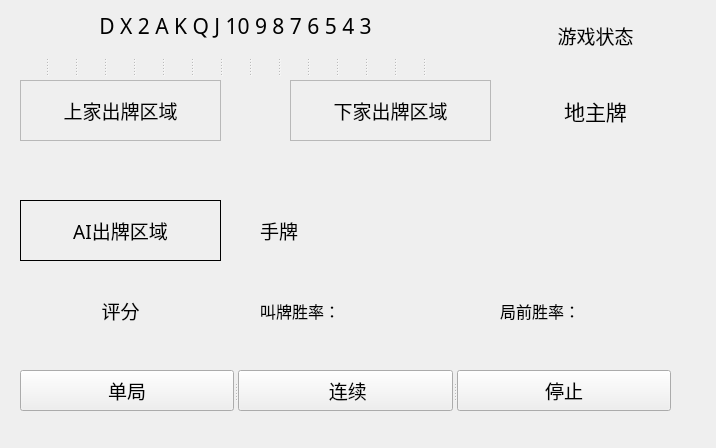
This is MainWindow.ui in Vincentzyx/DouZero_For_HLDDZ_FullAuto as Qt 5 draws it before an edit. The edited form follows.
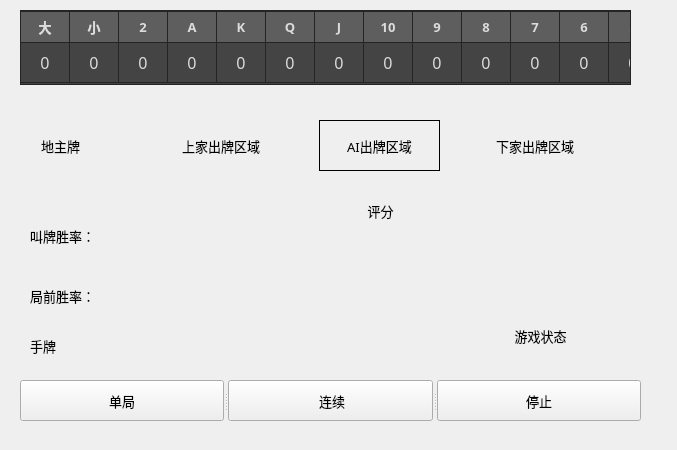
This is the edited form.

```diff
--- a/MainWindow.ui
+++ b/MainWindow.ui
@@ -6,8 +6,8 @@
    <rect>
     <x>0</x>
     <y>0</y>
-    <width>716</width>
-    <height>448</height>
+    <width>677</width>
+    <height>450</height>
    </rect>
   </property>
   <property name="font">
@@ -28,16 +28,16 @@
   <widget class="QLabel" name="WinRate">
    <property name="geometry">
     <rect>
-     <x>20</x>
-     <y>280</y>
-     <width>201</width>
-     <height>61</height>
+     <x>320</x>
+     <y>190</y>
+     <width>121</width>
+     <height>41</height>
     </rect>
    </property>
    <property name="font">
     <font>
-     <family>等线</family>
-     <pointsize>14</pointsize>
+     <family>微软雅黑</family>
+     <pointsize>10</pointsize>
      <weight>50</weight>
      <italic>false</italic>
      <bold>false</bold>
@@ -53,16 +53,16 @@
   <widget class="QLabel" name="UserHandCards">
    <property name="geometry">
     <rect>
-     <x>260</x>
-     <y>210</y>
-     <width>421</width>
-     <height>41</height>
+     <x>30</x>
+     <y>330</y>
+     <width>351</width>
+     <height>31</height>
     </rect>
    </property>
    <property name="font">
     <font>
-     <family>等线</family>
-     <pointsize>14</pointsize>
+     <family>微软雅黑</family>
+     <pointsize>10</pointsize>
      <weight>50</weight>
      <italic>false</italic>
      <bold>false</bold>
@@ -75,153 +75,19 @@
     <set>Qt::AlignLeading|Qt::AlignLeft|Qt::AlignVCenter</set>
    </property>
   </widget>
-  <widget class="QFrame" name="LPlayer">
-   <property name="geometry">
-    <rect>
-     <x>20</x>
-     <y>80</y>
-     <width>201</width>
-     <height>61</height>
-    </rect>
-   </property>
-   <property name="font">
-    <font>
-     <family>等线</family>
-     <pointsize>9</pointsize>
-     <weight>50</weight>
-     <italic>false</italic>
-     <bold>false</bold>
-    </font>
-   </property>
-   <property name="frameShape">
-    <enum>QFrame::StyledPanel</enum>
-   </property>
-   <property name="frameShadow">
-    <enum>QFrame::Raised</enum>
-   </property>
-  </widget>
-  <widget class="QFrame" name="RPlayer">
-   <property name="geometry">
-    <rect>
-     <x>290</x>
-     <y>80</y>
-     <width>201</width>
-     <height>61</height>
-    </rect>
-   </property>
-   <property name="font">
-    <font>
-     <family>等线</family>
-     <pointsize>16</pointsize>
-     <weight>50</weight>
-     <italic>false</italic>
-     <bold>false</bold>
-    </font>
-   </property>
-   <property name="frameShape">
-    <enum>QFrame::StyledPanel</enum>
-   </property>
-   <property name="frameShadow">
-    <enum>QFrame::Raised</enum>
-   </property>
-   <widget class="QLabel" name="RPlayedCard">
-    <property name="geometry">
-     <rect>
-      <x>0</x>
-      <y>0</y>
-      <width>201</width>
-      <height>61</height>
-     </rect>
-    </property>
-    <property name="font">
-     <font>
-      <family>等线</family>
-      <pointsize>14</pointsize>
-      <weight>50</weight>
-      <italic>false</italic>
-      <bold>false</bold>
-     </font>
-    </property>
-    <property name="text">
-     <string>下家出牌区域</string>
-    </property>
-    <property name="alignment">
-     <set>Qt::AlignCenter</set>
-    </property>
-   </widget>
-  </widget>
-  <widget class="QFrame" name="Player">
-   <property name="geometry">
-    <rect>
-     <x>20</x>
-     <y>200</y>
-     <width>201</width>
-     <height>61</height>
-    </rect>
-   </property>
-   <property name="font">
-    <font>
-     <family>等线</family>
-     <pointsize>9</pointsize>
-     <weight>50</weight>
-     <italic>false</italic>
-     <bold>false</bold>
-    </font>
-   </property>
-   <property name="frameShape">
-    <enum>QFrame::StyledPanel</enum>
-   </property>
-   <property name="frameShadow">
-    <enum>QFrame::Raised</enum>
-   </property>
-   <widget class="QLabel" name="PredictedCard">
-    <property name="geometry">
-     <rect>
-      <x>0</x>
-      <y>0</y>
-      <width>201</width>
-      <height>61</height>
-     </rect>
-    </property>
-    <property name="font">
-     <font>
-      <family>等线</family>
-      <pointsize>14</pointsize>
-      <weight>50</weight>
-      <italic>false</italic>
-      <bold>false</bold>
-     </font>
-    </property>
-    <property name="styleSheet">
-     <string notr="true"/>
-    </property>
-    <property name="frameShape">
-     <enum>QFrame::Panel</enum>
-    </property>
-    <property name="lineWidth">
-     <number>1</number>
-    </property>
-    <property name="text">
-     <string>AI出牌区域</string>
-    </property>
-    <property name="alignment">
-     <set>Qt::AlignCenter</set>
-    </property>
-   </widget>
-  </widget>
   <widget class="QLabel" name="ThreeLandlordCards">
    <property name="geometry">
     <rect>
-     <x>520</x>
-     <y>80</y>
-     <width>151</width>
-     <height>61</height>
+     <x>20</x>
+     <y>120</y>
+     <width>81</width>
+     <height>51</height>
     </rect>
    </property>
    <property name="font">
     <font>
-     <family>等线</family>
-     <pointsize>16</pointsize>
+     <family>微软雅黑</family>
+     <pointsize>10</pointsize>
      <weight>50</weight>
      <italic>false</italic>
      <bold>false</bold>
@@ -237,16 +103,16 @@
   <widget class="QLabel" name="BidWinrate">
    <property name="geometry">
     <rect>
-     <x>260</x>
-     <y>290</y>
-     <width>171</width>
-     <height>41</height>
+     <x>30</x>
+     <y>220</y>
+     <width>161</width>
+     <height>31</height>
     </rect>
    </property>
    <property name="font">
     <font>
-     <family>等线</family>
-     <pointsize>12</pointsize>
+     <family>微软雅黑</family>
+     <pointsize>10</pointsize>
      <weight>50</weight>
      <italic>false</italic>
      <bold>false</bold>
@@ -259,16 +125,16 @@
   <widget class="QLabel" name="PreWinrate">
    <property name="geometry">
     <rect>
-     <x>500</x>
-     <y>290</y>
-     <width>171</width>
-     <height>41</height>
+     <x>30</x>
+     <y>280</y>
+     <width>161</width>
+     <height>31</height>
     </rect>
    </property>
    <property name="font">
     <font>
-     <family>等线</family>
-     <pointsize>12</pointsize>
+     <family>微软雅黑</family>
+     <pointsize>10</pointsize>
      <weight>50</weight>
      <italic>false</italic>
      <bold>false</bold>
@@ -281,16 +147,16 @@
   <widget class="QLabel" name="label">
    <property name="geometry">
     <rect>
-     <x>520</x>
-     <y>10</y>
-     <width>151</width>
+     <x>470</x>
+     <y>310</y>
+     <width>141</width>
      <height>51</height>
     </rect>
    </property>
    <property name="font">
     <font>
-     <family>等线</family>
-     <pointsize>14</pointsize>
+     <family>微软雅黑</family>
+     <pointsize>10</pointsize>
      <weight>50</weight>
      <italic>false</italic>
      <bold>false</bold>
@@ -306,16 +172,16 @@
   <widget class="QLabel" name="LPlayedCard">
    <property name="geometry">
     <rect>
-     <x>20</x>
-     <y>80</y>
-     <width>201</width>
-     <height>61</height>
+     <x>170</x>
+     <y>120</y>
+     <width>102</width>
+     <height>51</height>
     </rect>
    </property>
    <property name="font">
     <font>
-     <family>等线</family>
-     <pointsize>14</pointsize>
+     <family>微软雅黑</family>
+     <pointsize>10</pointsize>
      <weight>50</weight>
      <italic>false</italic>
      <bold>false</bold>
@@ -328,40 +194,12 @@
     <set>Qt::AlignCenter</set>
    </property>
   </widget>
-  <widget class="QLabel" name="CardsRecorder">
-   <property name="geometry">
-    <rect>
-     <x>20</x>
-     <y>10</y>
-     <width>431</width>
-     <height>31</height>
-    </rect>
-   </property>
-   <property name="font">
-    <font>
-     <family>黑体</family>
-     <pointsize>16</pointsize>
-     <weight>50</weight>
-     <italic>false</italic>
-     <bold>false</bold>
-    </font>
-   </property>
-   <property name="styleSheet">
-    <string notr="true"/>
-   </property>
-   <property name="text">
-    <string>D X 2 A K Q J 10 9 8 7 6 5 4 3</string>
-   </property>
-   <property name="alignment">
-    <set>Qt::AlignCenter</set>
-   </property>
-  </widget>
   <widget class="QSplitter" name="splitter_2">
    <property name="geometry">
     <rect>
      <x>20</x>
-     <y>370</y>
-     <width>651</width>
+     <y>380</y>
+     <width>621</width>
      <height>41</height>
     </rect>
    </property>
@@ -371,8 +209,8 @@
    <widget class="QPushButton" name="SingleButton">
     <property name="font">
      <font>
-      <family>等线</family>
-      <pointsize>14</pointsize>
+      <family>微软雅黑</family>
+      <pointsize>10</pointsize>
       <weight>50</weight>
       <italic>false</italic>
       <bold>false</bold>
@@ -385,8 +223,8 @@
    <widget class="QPushButton" name="LoopButton">
     <property name="font">
      <font>
-      <family>等线</family>
-      <pointsize>14</pointsize>
+      <family>微软雅黑</family>
+      <pointsize>10</pointsize>
       <weight>50</weight>
       <italic>false</italic>
       <bold>false</bold>
@@ -399,8 +237,8 @@
    <widget class="QPushButton" name="StopButton">
     <property name="font">
      <font>
-      <family>等线</family>
-      <pointsize>14</pointsize>
+      <family>微软雅黑</family>
+      <pointsize>10</pointsize>
       <weight>50</weight>
       <italic>false</italic>
       <bold>false</bold>
@@ -411,318 +249,527 @@
     </property>
    </widget>
   </widget>
-  <widget class="QSplitter" name="splitter">
+  <widget class="QTableWidget" name="tableWidget">
    <property name="geometry">
     <rect>
      <x>20</x>
-     <y>50</y>
-     <width>431</width>
-     <height>31</height>
+     <y>10</y>
+     <width>611</width>
+     <height>75</height>
     </rect>
    </property>
-   <property name="orientation">
-    <enum>Qt::Horizontal</enum>
+   <property name="maximumSize">
+    <size>
+     <width>16777215</width>
+     <height>75</height>
+    </size>
    </property>
-   <widget class="QLabel" name="label_D">
+   <property name="font">
+    <font>
+     <family>微软雅黑</family>
+     <pointsize>12</pointsize>
+     <weight>50</weight>
+     <italic>false</italic>
+     <bold>false</bold>
+    </font>
+   </property>
+   <property name="layoutDirection">
+    <enum>Qt::LeftToRight</enum>
+   </property>
+   <property name="styleSheet">
+    <string notr="true">QTableWidget{
+color:#DCDCDC;
+background:#444444;
+border:1px solid #242424;
+alternate-background-color:#525252;
+gridline-color:#242424;
+}
+ 
+QTableWidget::item:selected{
+color:#DCDCDC;
+background:qlineargradient(spread:pad,x1:0,y1:0,x2:0,y2:1,stop:0 #484848,stop:1 #383838);
+}
+ 
+QTableWidget::item:hover{
+background:#5B5B5B;
+}
+QHeaderView::section{
+text-align:center;
+background:#5E5E5E;
+padding:3px;
+margin:0px;
+color:#DCDCDC;
+border:1px solid #242424;
+border-left-width:0;
+}
+ 
+QScrollBar:vertical{
+background:#484848;
+padding:0px;
+border-radius:6px;
+max-width:12px;
+}
+ 
+ 
+QScrollBar::handle:vertical{
+background:#CCCCCC;
+}
+ 
+QScrollBar::handle:hover:vertical,QScrollBar::handle:pressed:vertical{
+background:#A7A7A7;
+}
+QScrollBar::sub-page:vertical{
+background:444444;
+}
+ 
+ 
+QScrollBar::add-page:vertical{
+background:5B5B5B;
+}
+ 
+QScrollBar::add-line:vertical{
+background:none;
+}
+QScrollBar::sub-line:vertical{
+background:none;
+}</string>
+   </property>
+   <property name="frameShadow">
+    <enum>QFrame::Sunken</enum>
+   </property>
+   <property name="midLineWidth">
+    <number>-1</number>
+   </property>
+   <property name="verticalScrollBarPolicy">
+    <enum>Qt::ScrollBarAlwaysOff</enum>
+   </property>
+   <property name="horizontalScrollBarPolicy">
+    <enum>Qt::ScrollBarAlwaysOff</enum>
+   </property>
+   <property name="autoScroll">
+    <bool>false</bool>
+   </property>
+   <property name="editTriggers">
+    <set>QAbstractItemView::NoEditTriggers</set>
+   </property>
+   <property name="selectionMode">
+    <enum>QAbstractItemView::NoSelection</enum>
+   </property>
+   <property name="selectionBehavior">
+    <enum>QAbstractItemView::SelectRows</enum>
+   </property>
+   <property name="textElideMode">
+    <enum>Qt::ElideNone</enum>
+   </property>
+   <attribute name="horizontalHeaderVisible">
+    <bool>true</bool>
+   </attribute>
+   <attribute name="horizontalHeaderCascadingSectionResizes">
+    <bool>true</bool>
+   </attribute>
+   <attribute name="horizontalHeaderDefaultSectionSize">
+    <number>41</number>
+   </attribute>
+   <attribute name="horizontalHeaderStretchLastSection">
+    <bool>true</bool>
+   </attribute>
+   <attribute name="verticalHeaderVisible">
+    <bool>false</bool>
+   </attribute>
+   <attribute name="verticalHeaderCascadingSectionResizes">
+    <bool>false</bool>
+   </attribute>
+   <attribute name="verticalHeaderMinimumSectionSize">
+    <number>40</number>
+   </attribute>
+   <attribute name="verticalHeaderDefaultSectionSize">
+    <number>40</number>
+   </attribute>
+   <attribute name="verticalHeaderHighlightSections">
+    <bool>true</bool>
+   </attribute>
+   <attribute name="verticalHeaderShowSortIndicator" stdset="0">
+    <bool>false</bool>
+   </attribute>
+   <row>
+    <property name="text">
+     <string/>
+    </property>
+   </row>
+   <column>
+    <property name="text">
+     <string>大</string>
+    </property>
     <property name="font">
      <font>
-      <family>黑体</family>
-      <pointsize>16</pointsize>
+      <family>微软雅黑</family>
+      <pointsize>10</pointsize>
       <weight>75</weight>
-      <italic>false</italic>
       <bold>true</bold>
      </font>
     </property>
-    <property name="styleSheet">
-     <string notr="true">color: rgb(255, 0, 0);</string>
-    </property>
+   </column>
+   <column>
     <property name="text">
-     <string/>
+     <string>小</string>
     </property>
-    <property name="alignment">
-     <set>Qt::AlignCenter</set>
-    </property>
-   </widget>
-   <widget class="QLabel" name="label_X">
     <property name="font">
      <font>
-      <family>黑体</family>
-      <pointsize>16</pointsize>
+      <family>微软雅黑</family>
+      <pointsize>10</pointsize>
       <weight>75</weight>
-      <italic>false</italic>
       <bold>true</bold>
      </font>
     </property>
-    <property name="styleSheet">
-     <string notr="true">color: rgb(255, 0, 0);</string>
-    </property>
+   </column>
+   <column>
     <property name="text">
-     <string/>
+     <string>2</string>
     </property>
-    <property name="alignment">
-     <set>Qt::AlignCenter</set>
-    </property>
-   </widget>
-   <widget class="QLabel" name="label_2">
     <property name="font">
      <font>
-      <family>黑体</family>
-      <pointsize>16</pointsize>
+      <family>微软雅黑</family>
+      <pointsize>10</pointsize>
       <weight>75</weight>
-      <italic>false</italic>
       <bold>true</bold>
      </font>
     </property>
-    <property name="styleSheet">
-     <string notr="true">color: rgb(255, 0, 0);</string>
-    </property>
+   </column>
+   <column>
     <property name="text">
-     <string/>
+     <string>A</string>
     </property>
-    <property name="alignment">
-     <set>Qt::AlignCenter</set>
-    </property>
-   </widget>
-   <widget class="QLabel" name="label_A">
     <property name="font">
      <font>
-      <family>黑体</family>
-      <pointsize>16</pointsize>
+      <family>微软雅黑</family>
+      <pointsize>10</pointsize>
       <weight>75</weight>
-      <italic>false</italic>
       <bold>true</bold>
      </font>
     </property>
-    <property name="styleSheet">
-     <string notr="true">color: rgb(255, 0, 0);</string>
-    </property>
+   </column>
+   <column>
     <property name="text">
-     <string/>
+     <string>K</string>
     </property>
-    <property name="alignment">
-     <set>Qt::AlignCenter</set>
-    </property>
-   </widget>
-   <widget class="QLabel" name="label_K">
     <property name="font">
      <font>
-      <family>黑体</family>
-      <pointsize>16</pointsize>
+      <family>微软雅黑</family>
+      <pointsize>10</pointsize>
       <weight>75</weight>
-      <italic>false</italic>
       <bold>true</bold>
      </font>
     </property>
-    <property name="styleSheet">
-     <string notr="true">color: rgb(255, 0, 0);</string>
-    </property>
+   </column>
+   <column>
     <property name="text">
-     <string/>
+     <string>Q</string>
     </property>
-    <property name="alignment">
-     <set>Qt::AlignCenter</set>
-    </property>
-   </widget>
-   <widget class="QLabel" name="label_Q">
     <property name="font">
      <font>
-      <family>黑体</family>
-      <pointsize>16</pointsize>
+      <family>微软雅黑</family>
+      <pointsize>10</pointsize>
       <weight>75</weight>
-      <italic>false</italic>
       <bold>true</bold>
      </font>
     </property>
-    <property name="styleSheet">
-     <string notr="true">color: rgb(255, 0, 0);</string>
-    </property>
+   </column>
+   <column>
     <property name="text">
-     <string/>
+     <string>J</string>
     </property>
-    <property name="alignment">
-     <set>Qt::AlignCenter</set>
-    </property>
-   </widget>
-   <widget class="QLabel" name="label_J">
     <property name="font">
      <font>
-      <family>黑体</family>
-      <pointsize>16</pointsize>
+      <family>微软雅黑</family>
+      <pointsize>10</pointsize>
       <weight>75</weight>
-      <italic>false</italic>
       <bold>true</bold>
      </font>
     </property>
-    <property name="styleSheet">
-     <string notr="true">color: rgb(255, 0, 0);</string>
-    </property>
+   </column>
+   <column>
     <property name="text">
-     <string/>
+     <string>10</string>
     </property>
-    <property name="alignment">
-     <set>Qt::AlignCenter</set>
-    </property>
-   </widget>
-   <widget class="QLabel" name="label_T">
     <property name="font">
      <font>
-      <family>黑体</family>
-      <pointsize>16</pointsize>
+      <family>微软雅黑</family>
+      <pointsize>10</pointsize>
       <weight>75</weight>
-      <italic>false</italic>
       <bold>true</bold>
      </font>
     </property>
-    <property name="styleSheet">
-     <string notr="true">color: rgb(255, 0, 0);</string>
-    </property>
+   </column>
+   <column>
     <property name="text">
-     <string/>
+     <string>9</string>
     </property>
-    <property name="alignment">
-     <set>Qt::AlignCenter</set>
-    </property>
-   </widget>
-   <widget class="QLabel" name="label_9">
     <property name="font">
      <font>
-      <family>黑体</family>
-      <pointsize>16</pointsize>
+      <family>微软雅黑</family>
+      <pointsize>10</pointsize>
       <weight>75</weight>
-      <italic>false</italic>
       <bold>true</bold>
      </font>
     </property>
-    <property name="styleSheet">
-     <string notr="true">color: rgb(255, 0, 0);</string>
-    </property>
+   </column>
+   <column>
     <property name="text">
-     <string/>
+     <string>8</string>
     </property>
-    <property name="alignment">
-     <set>Qt::AlignCenter</set>
-    </property>
-   </widget>
-   <widget class="QLabel" name="label_8">
     <property name="font">
      <font>
-      <family>黑体</family>
-      <pointsize>16</pointsize>
+      <family>微软雅黑</family>
+      <pointsize>10</pointsize>
       <weight>75</weight>
-      <italic>false</italic>
       <bold>true</bold>
      </font>
     </property>
-    <property name="styleSheet">
-     <string notr="true">color: rgb(255, 0, 0);</string>
-    </property>
+   </column>
+   <column>
     <property name="text">
-     <string/>
+     <string>7</string>
     </property>
-    <property name="alignment">
-     <set>Qt::AlignCenter</set>
-    </property>
-   </widget>
-   <widget class="QLabel" name="label_7">
     <property name="font">
      <font>
-      <family>黑体</family>
-      <pointsize>16</pointsize>
+      <family>微软雅黑</family>
+      <pointsize>10</pointsize>
       <weight>75</weight>
-      <italic>false</italic>
       <bold>true</bold>
      </font>
     </property>
-    <property name="styleSheet">
-     <string notr="true">color: rgb(255, 0, 0);</string>
-    </property>
+   </column>
+   <column>
     <property name="text">
-     <string/>
+     <string>6</string>
     </property>
-    <property name="alignment">
-     <set>Qt::AlignCenter</set>
-    </property>
-   </widget>
-   <widget class="QLabel" name="label_6">
     <property name="font">
      <font>
-      <family>黑体</family>
-      <pointsize>16</pointsize>
+      <family>微软雅黑</family>
+      <pointsize>10</pointsize>
       <weight>75</weight>
-      <italic>false</italic>
       <bold>true</bold>
      </font>
     </property>
-    <property name="styleSheet">
-     <string notr="true">color: rgb(255, 0, 0);</string>
-    </property>
+   </column>
+   <column>
     <property name="text">
-     <string/>
+     <string>5</string>
     </property>
-    <property name="alignment">
-     <set>Qt::AlignCenter</set>
-    </property>
-   </widget>
-   <widget class="QLabel" name="label_5">
     <property name="font">
      <font>
-      <family>黑体</family>
-      <pointsize>16</pointsize>
+      <family>微软雅黑</family>
+      <pointsize>10</pointsize>
       <weight>75</weight>
-      <italic>false</italic>
       <bold>true</bold>
      </font>
     </property>
-    <property name="styleSheet">
-     <string notr="true">color: rgb(255, 0, 0);</string>
-    </property>
+   </column>
+   <column>
     <property name="text">
-     <string/>
+     <string>4</string>
     </property>
-    <property name="alignment">
-     <set>Qt::AlignCenter</set>
-    </property>
-   </widget>
-   <widget class="QLabel" name="label_4">
     <property name="font">
      <font>
-      <family>黑体</family>
-      <pointsize>16</pointsize>
+      <family>微软雅黑</family>
+      <pointsize>10</pointsize>
       <weight>75</weight>
-      <italic>false</italic>
       <bold>true</bold>
      </font>
     </property>
-    <property name="styleSheet">
-     <string notr="true">color: rgb(255, 0, 0);</string>
-    </property>
+   </column>
+   <column>
     <property name="text">
-     <string/>
+     <string>3</string>
     </property>
-    <property name="alignment">
-     <set>Qt::AlignCenter</set>
-    </property>
-   </widget>
-   <widget class="QLabel" name="label_3">
     <property name="font">
      <font>
-      <family>黑体</family>
-      <pointsize>16</pointsize>
+      <family>微软雅黑</family>
+      <pointsize>10</pointsize>
       <weight>75</weight>
-      <italic>false</italic>
       <bold>true</bold>
      </font>
     </property>
-    <property name="styleSheet">
-     <string notr="true">color: rgb(255, 0, 0);</string>
+   </column>
+   <item row="0" column="0">
+    <property name="text">
+     <string>0</string>
     </property>
+    <property name="textAlignment">
+     <set>AlignCenter</set>
+    </property>
+   </item>
+   <item row="0" column="1">
     <property name="text">
-     <string/>
+     <string>0</string>
     </property>
-    <property name="alignment">
-     <set>Qt::AlignCenter</set>
+    <property name="textAlignment">
+     <set>AlignCenter</set>
     </property>
-   </widget>
+   </item>
+   <item row="0" column="2">
+    <property name="text">
+     <string>0</string>
+    </property>
+    <property name="textAlignment">
+     <set>AlignCenter</set>
+    </property>
+   </item>
+   <item row="0" column="3">
+    <property name="text">
+     <string>0</string>
+    </property>
+    <property name="textAlignment">
+     <set>AlignCenter</set>
+    </property>
+   </item>
+   <item row="0" column="4">
+    <property name="text">
+     <string>0</string>
+    </property>
+    <property name="textAlignment">
+     <set>AlignCenter</set>
+    </property>
+   </item>
+   <item row="0" column="5">
+    <property name="text">
+     <string>0</string>
+    </property>
+    <property name="textAlignment">
+     <set>AlignCenter</set>
+    </property>
+   </item>
+   <item row="0" column="6">
+    <property name="text">
+     <string>0</string>
+    </property>
+    <property name="textAlignment">
+     <set>AlignCenter</set>
+    </property>
+   </item>
+   <item row="0" column="7">
+    <property name="text">
+     <string>0</string>
+    </property>
+    <property name="textAlignment">
+     <set>AlignCenter</set>
+    </property>
+   </item>
+   <item row="0" column="8">
+    <property name="text">
+     <string>0</string>
+    </property>
+    <property name="textAlignment">
+     <set>AlignCenter</set>
+    </property>
+   </item>
+   <item row="0" column="9">
+    <property name="text">
+     <string>0</string>
+    </property>
+    <property name="textAlignment">
+     <set>AlignCenter</set>
+    </property>
+   </item>
+   <item row="0" column="10">
+    <property name="text">
+     <string>0</string>
+    </property>
+    <property name="textAlignment">
+     <set>AlignCenter</set>
+    </property>
+   </item>
+   <item row="0" column="11">
+    <property name="text">
+     <string>0</string>
+    </property>
+    <property name="textAlignment">
+     <set>AlignCenter</set>
+    </property>
+   </item>
+   <item row="0" column="12">
+    <property name="text">
+     <string>0</string>
+    </property>
+    <property name="textAlignment">
+     <set>AlignCenter</set>
+    </property>
+   </item>
+   <item row="0" column="13">
+    <property name="text">
+     <string>0</string>
+    </property>
+    <property name="textAlignment">
+     <set>AlignCenter</set>
+    </property>
+   </item>
+   <item row="0" column="14">
+    <property name="text">
+     <string>0</string>
+    </property>
+    <property name="textAlignment">
+     <set>AlignCenter</set>
+    </property>
+   </item>
+  </widget>
+  <widget class="QLabel" name="RPlayedCard">
+   <property name="geometry">
+    <rect>
+     <x>484</x>
+     <y>120</y>
+     <width>102</width>
+     <height>51</height>
+    </rect>
+   </property>
+   <property name="font">
+    <font>
+     <family>微软雅黑</family>
+     <pointsize>10</pointsize>
+     <weight>50</weight>
+     <italic>false</italic>
+     <bold>false</bold>
+    </font>
+   </property>
+   <property name="text">
+    <string>下家出牌区域</string>
+   </property>
+   <property name="alignment">
+    <set>Qt::AlignCenter</set>
+   </property>
+  </widget>
+  <widget class="QLabel" name="PredictedCard">
+   <property name="geometry">
+    <rect>
+     <x>319</x>
+     <y>120</y>
+     <width>121</width>
+     <height>51</height>
+    </rect>
+   </property>
+   <property name="font">
+    <font>
+     <family>微软雅黑</family>
+     <pointsize>10</pointsize>
+     <weight>50</weight>
+     <italic>false</italic>
+     <bold>false</bold>
+    </font>
+   </property>
+   <property name="styleSheet">
+    <string notr="true"/>
+   </property>
+   <property name="frameShape">
+    <enum>QFrame::Panel</enum>
+   </property>
+   <property name="lineWidth">
+    <number>1</number>
+   </property>
+   <property name="text">
+    <string>AI出牌区域</string>
+   </property>
+   <property name="alignment">
+    <set>Qt::AlignCenter</set>
+   </property>
   </widget>
  </widget>
  <resources>
```
